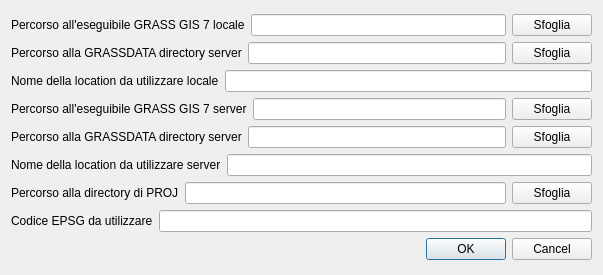
Qt form ui/settings.ui (ProvinciaAutonomaTrento/STEM) before a commit.
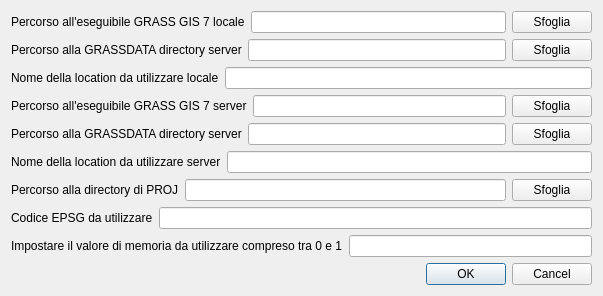
The same form after that commit.

Commit message: add memory value

```diff
--- a/ui/settings.ui
+++ b/ui/settings.ui
@@ -7,7 +7,7 @@
     <x>0</x>
     <y>0</y>
     <width>603</width>
-    <height>275</height>
+    <height>292</height>
    </rect>
   </property>
   <property name="windowTitle">
@@ -163,6 +163,20 @@
        </item>
       </layout>
      </item>
+     <item>
+      <layout class="QHBoxLayout" name="horizontalLayout_9">
+       <item>
+        <widget class="QLabel" name="labelMemory">
+         <property name="text">
+          <string>Impostare il valore di memoria da utilizzare compreso tra 0 e 1</string>
+         </property>
+        </widget>
+       </item>
+       <item>
+        <widget class="QLineEdit" name="lineEditMemory"/>
+       </item>
+      </layout>
+     </item>
      <item>
       <widget class="QDialogButtonBox" name="buttonBox">
        <property name="orientation">
```
The commit also changes 1 other file.
